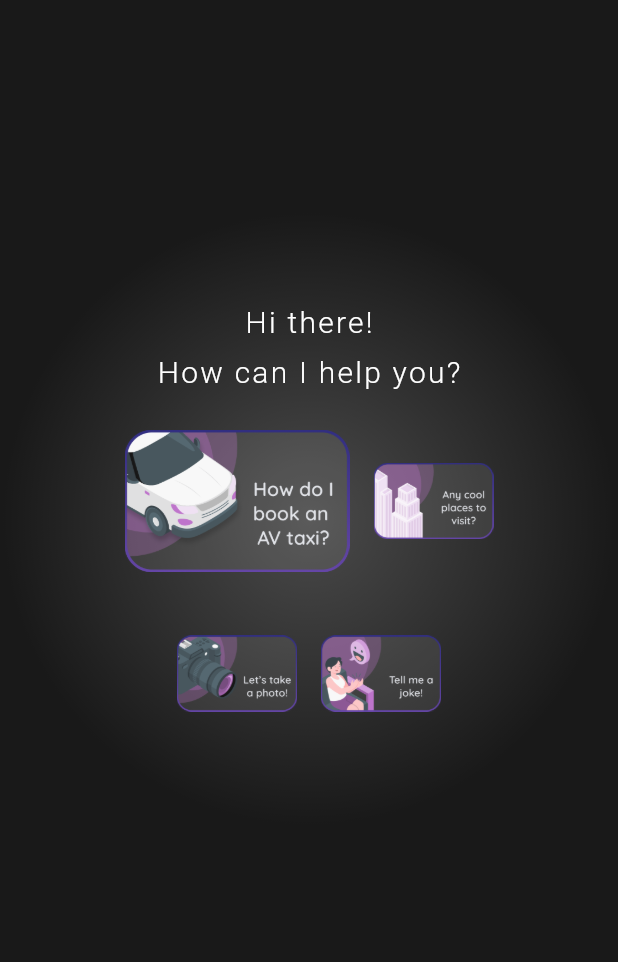
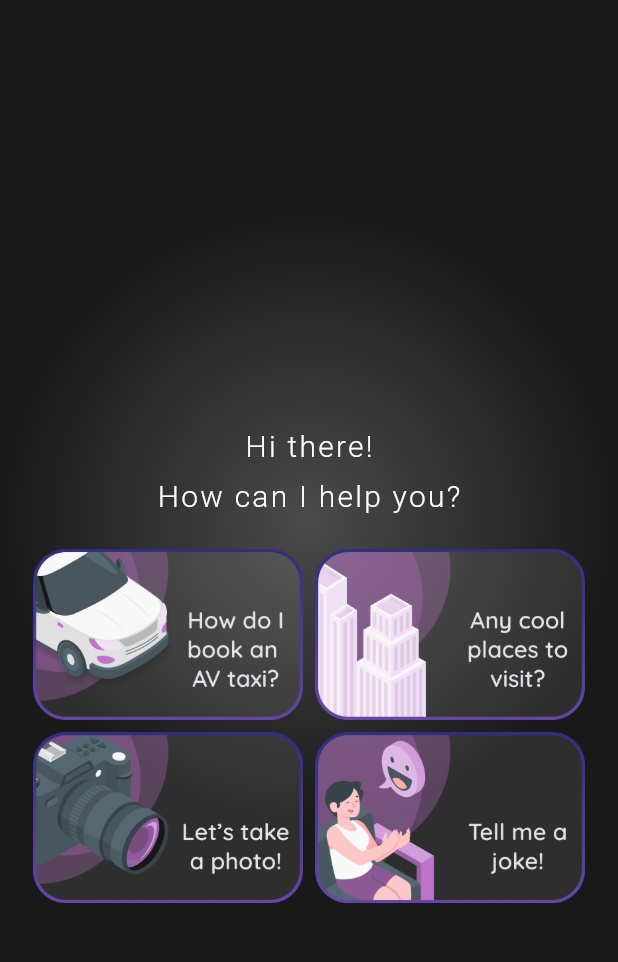
Before and after one commit to shirsho-12/vroom_vroom, a Flutter app: the HomeBody screen opened directly, on a phone screen of 412 x 824 dp, the part 99-1061 px from its top. Run offline on Flutter 3.47's test engine with Material 2 defaults, Android fonts, the phone set to English and light mode, and no system bars.

Commit message:
home - working icons

```diff
--- a/lib/home/widgets/home_body.dart
+++ b/lib/home/widgets/home_body.dart
@@ -21,7 +21,9 @@ class HomeBody extends StatelessWidget {
           Column(
             mainAxisAlignment: MainAxisAlignment.center,
             children: const [
+              SizedBox(height: 200),
               HelpText(),
+              SizedBox(height: 20),
               ButtonGrid(),
             ],
           ),
--- a/lib/home/widgets/widgets.dart
+++ b/lib/home/widgets/widgets.dart
@@ -1,5 +1,6 @@
 export 'home_body.dart';
 import 'package:flutter/material.dart';
+import 'dart:developer' as devtools show log;
 
 class MyWidget extends StatelessWidget {
   const MyWidget({Key? key}) : super(key: key);
@@ -55,20 +56,30 @@ class ButtonGrid extends StatelessWidget {
         Row(
           mainAxisAlignment: MainAxisAlignment.center,
           children: [
-            Container(
-              padding: const EdgeInsets.symmetric(horizontal: 8),
+            GestureDetector(
+              onTap: () {
+                devtools.log("Book AV");
+              },
+              child: Container(
+                padding: const EdgeInsets.all(4),
                 child: Image.asset(
                   'assets/images/book_av.png',
-                width: 150,
-                height: 150,
+                  width: 180,
+                  // height: 150,
                 ),
               ),
-            Container(
-              padding: const EdgeInsets.symmetric(horizontal: 8),
+            ),
+            GestureDetector(
+              onTap: () {
+                devtools.log("Visit Place");
+              },
+              child: Container(
+                padding: const EdgeInsets.all(4),
                 child: Image.asset(
                   'assets/images/visit_place.png',
-                width: 80,
-                height: 80,
+                  width: 180,
+                  // height: 80,
+                ),
               ),
             ),
           ],
@@ -76,21 +87,31 @@ class ButtonGrid extends StatelessWidget {
         Row(
           mainAxisAlignment: MainAxisAlignment.center,
           children: [
-            Container(
-              padding: const EdgeInsets.symmetric(horizontal: 8),
+            GestureDetector(
+              onTap: () {
+                devtools.log("Take Photo");
+              },
+              child: Container(
+                padding: const EdgeInsets.all(4),
                 child: Image.asset(
                   'assets/images/take_photo.png',
-                width: 80,
-                height: 80,
+                  width: 180,
+                  // height: 80,
                 ),
               ),
-            Container(
+            ),
+            GestureDetector(
+              onTap: () {
+                devtools.log("Tell Joke");
+              },
+              child: Container(
                 // padding: const EdgeInsets.all(8),
-              padding: const EdgeInsets.symmetric(horizontal: 8),
+                padding: const EdgeInsets.all(4),
                 child: Image.asset(
                   'assets/images/tell_joke.png',
-                width: 80,
-                height: 80,
+                  width: 180,
+                  // height: 80,
+                ),
               ),
             ),
           ],
```
Lines whose indentation alone changed are shown as unchanged.
